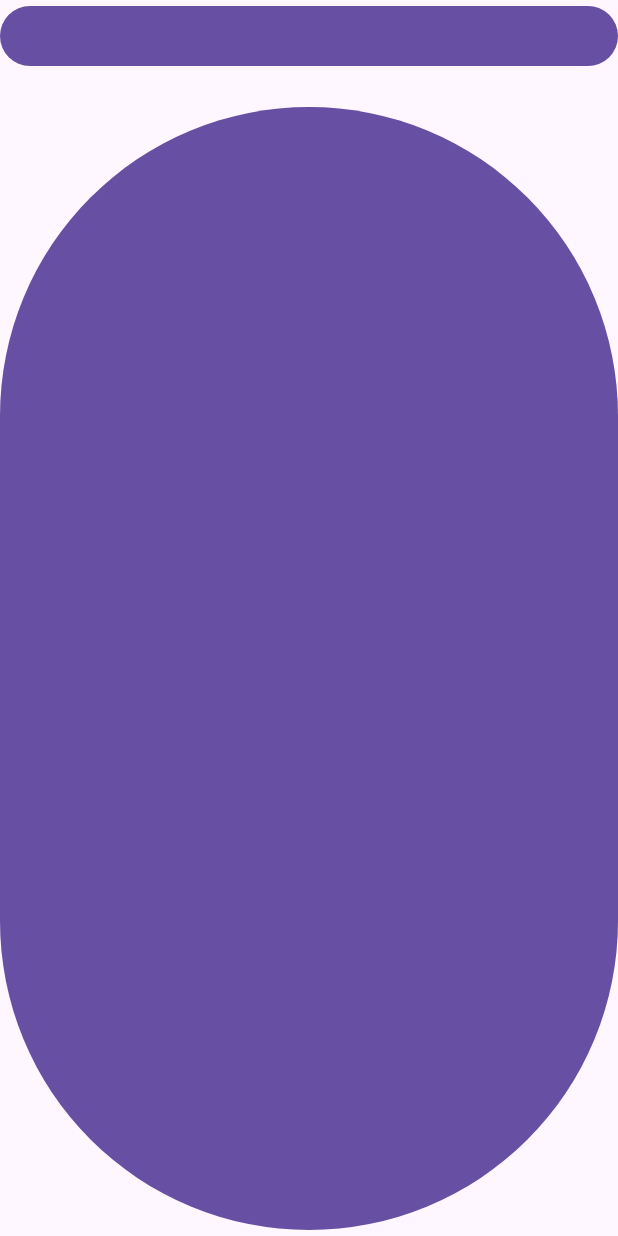
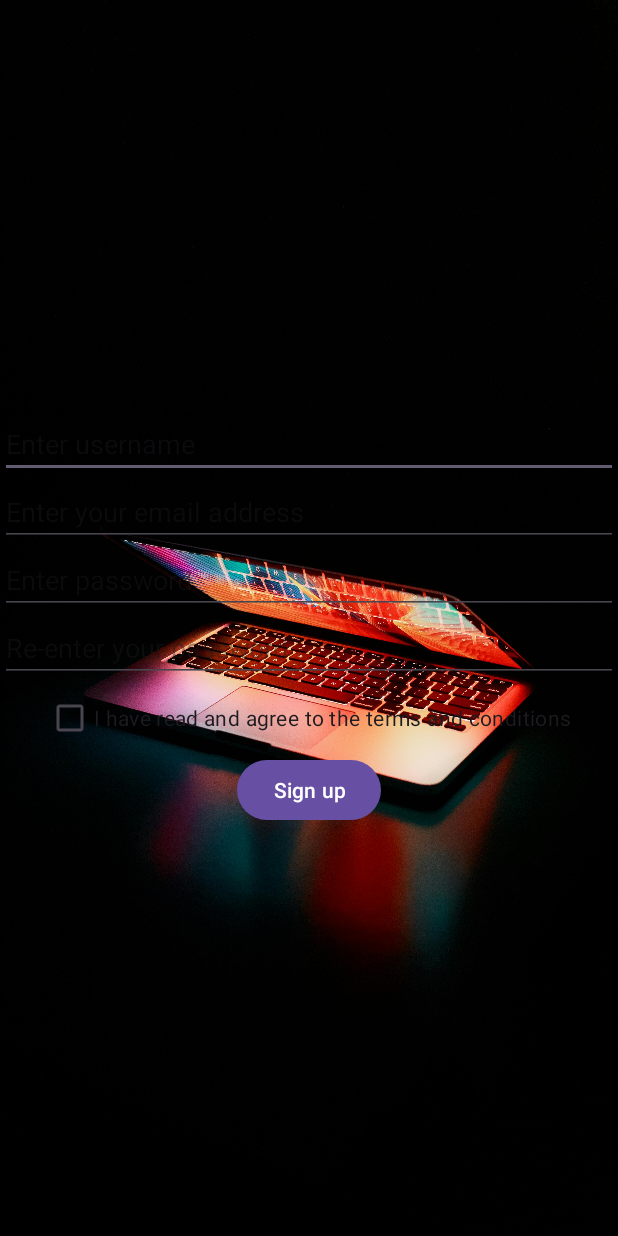
Before and after one commit to sehmaluva/BudgetBuddy, an Android app: the layout activity_signup.xml on its own in the app's theme, with its tools: preview values and no code run, on a phone screen of 412 x 824 dp. Run offline under Robolectric (Android 15) with nearby library versions, the phone set to English and light mode, and no system bars.

Commit message:
Adding background on sign up page

```diff
--- a/app/src/main/res/layout/activity_main.xml
+++ b/app/src/main/res/layout/activity_main.xml
@@ -5,9 +5,10 @@
     android:id="@+id/main"
     android:layout_width="match_parent"
     android:layout_height="match_parent"
+    android:background="@drawable/main"
     tools:context=".MainActivity">
 
-    <TextView
+    <EditText
         android:layout_width="wrap_content"
         android:layout_height="wrap_content"
         android:text="Hello World!"
--- a/app/src/main/res/layout/activity_signup.xml
+++ b/app/src/main/res/layout/activity_signup.xml
@@ -2,20 +2,54 @@
 <LinearLayout xmlns:android="http://schemas.android.com/apk/res/android"
     android:layout_width="match_parent"
     android:layout_height="match_parent"
-    android:orientation="vertical">
+    android:orientation="vertical"
+    android:gravity="center"
+    android:background="@drawable/main"
+   >
+
+    <EditText
+        android:id="@+id/signupUsername"
+        android:layout_width="match_parent"
+        android:layout_height="wrap_content"
+        android:autofillHints=""
+        android:hint="@string/enter_username"
+        android:inputType=""/>
+
+    <EditText
+        android:id="@+id/signupEmail"
+        android:layout_width="match_parent"
+        android:layout_height="wrap_content"
+        android:autofillHints=""
+        android:hint="@string/enter_your_email_address"
+        android:inputType="textEmailAddress"/>
+    <EditText
+        android:id="@+id/signupPassword"
+        android:layout_width="match_parent"
+        android:layout_height="wrap_content"
+        android:autofillHints=""
+        android:hint="@string/enter_password"
+        android:inputType="textPassword"/>
+    <EditText
+        android:id="@+id/confirmPassoword"
+        android:layout_width="match_parent"
+        android:layout_height="wrap_content"
+        android:hint="@string/re_enter_your_password"
+        android:autofillHints=""
+        android:inputType=""/>
+
+    <CheckBox
+        android:id="@+id/termsAndConditions"
+        android:layout_width="wrap_content"
+        android:layout_height="wrap_content"
+        android:text="@string/termsAndConditions"/>
 
     <Button
         android:id="@+id/Signup"
-        android:layout_width="match_parent"
-        android:layout_height="wrap_content"/>
+        android:layout_width="wrap_content"
+        android:layout_height="wrap_content"
+        android:text="@string/signupButton"/>
 
 
-    <TextView
-        android:layout_width="wrap_content"
-        android:layout_height="wrap_content"/>
 
-    <Button
-        android:layout_width="match_parent"
-        android:layout_height="match_parent"/>
 
 </LinearLayout>
--- a/app/src/main/res/values/strings.xml
+++ b/app/src/main/res/values/strings.xml
@@ -1,3 +1,15 @@
 <resources>
     <string name="app_name">BudgetBuddy</string>
+    <string name="enter_username">Enter username</string>
+    <string name="enter_password">Enter password</string>
+    <string name="enter_your_email_address">Enter your email address</string>
+    <string name="re_enter_your_password">Re-enter your password</string>
+    <string name="termsAndConditions">I have read and agree to the terms and conditions</string>
+    <string name="signupButton">Sign up</string>
+    <style name="AppTheme" parent="ThemeOverlay.AppCompat.Dark">
+        <item name="android:windowBackground">@drawable/main</item>
+
+
+</style>
+
 </resources>
```
Also changed, not shown: app/src/main/res/drawable/main.jpg (added).
